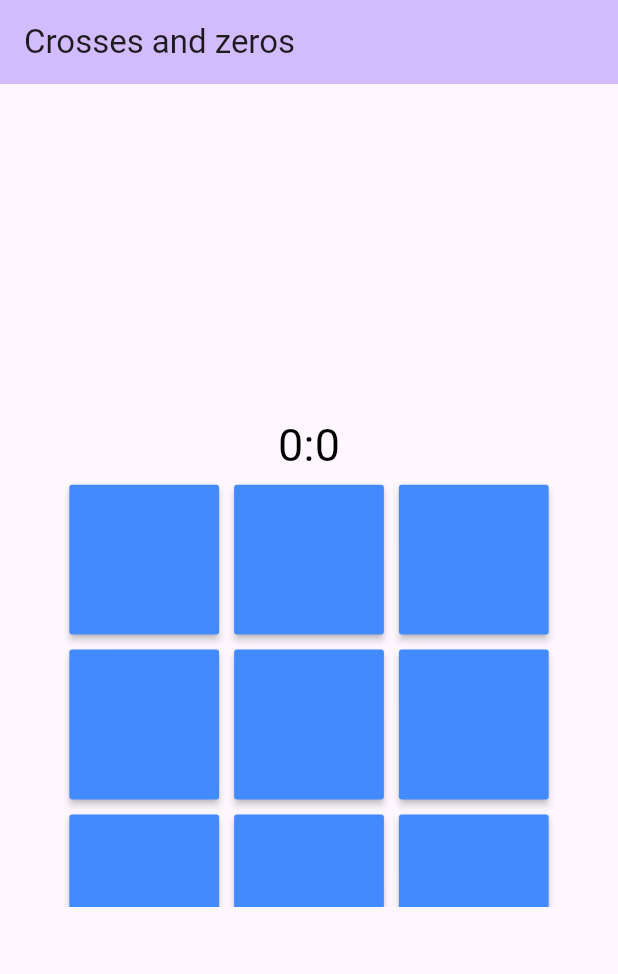
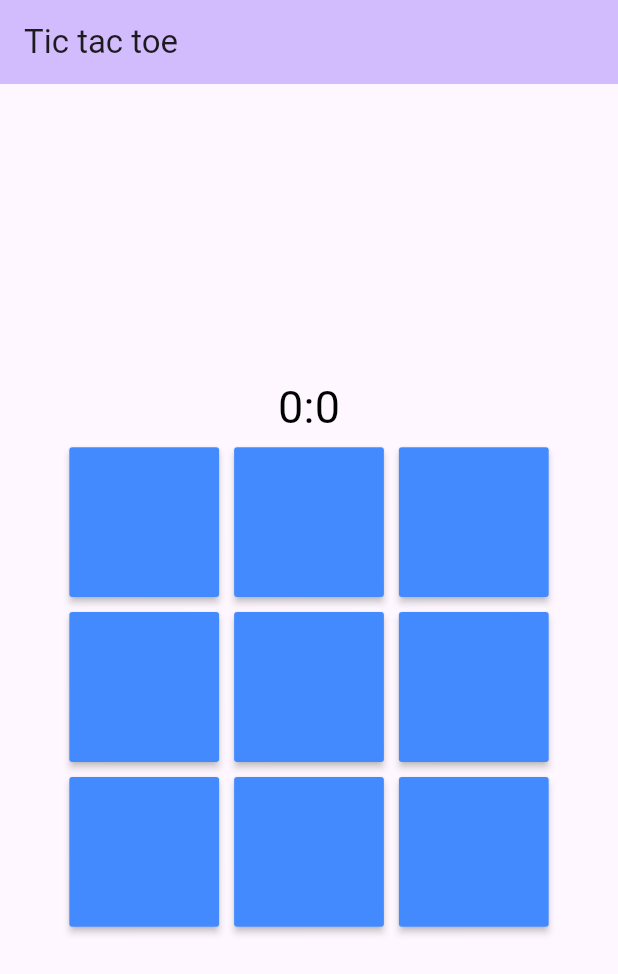
Before and after one commit to Reynem/Flutter, a Flutter app: the screen it shows after launch, on a phone screen of 412 x 824 dp. Shown: the top 974 px of the screen. Run offline on Flutter 3.47's test engine with Material 3 defaults, Android fonts, the phone set to English and light mode, and no system bars.

Commit message:
no issue

```diff
--- a/easy_crosses/lib/main.dart
+++ b/easy_crosses/lib/main.dart
@@ -10,11 +10,11 @@
   @override
   Widget build(BuildContext context) {
     return MaterialApp(
-      title: 'Crosses and zeros',
+      title: 'Tic tac toe',
       theme: ThemeData(
         colorScheme: ColorScheme.fromSeed(seedColor: Colors.deepPurple),
       ),
-      home: const MyHomePage(title: 'Crosses and zeros'),
+      home: const MyHomePage(title: 'Tic tac toe'),
     );
   }
 }
@@ -91,7 +91,7 @@
       body: Center(
         child: SizedBox(
           width: boxSize,
-          height: boxSize,
+          height: boxSize + 50,
           child: Column(
             children: [
               Text(
```
